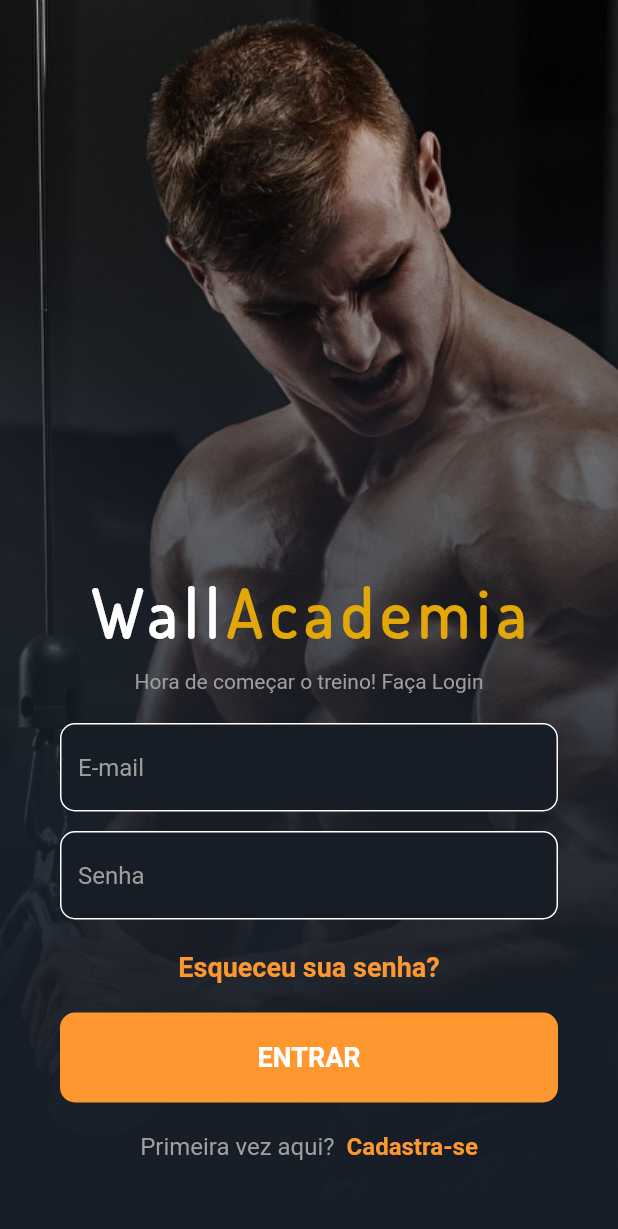
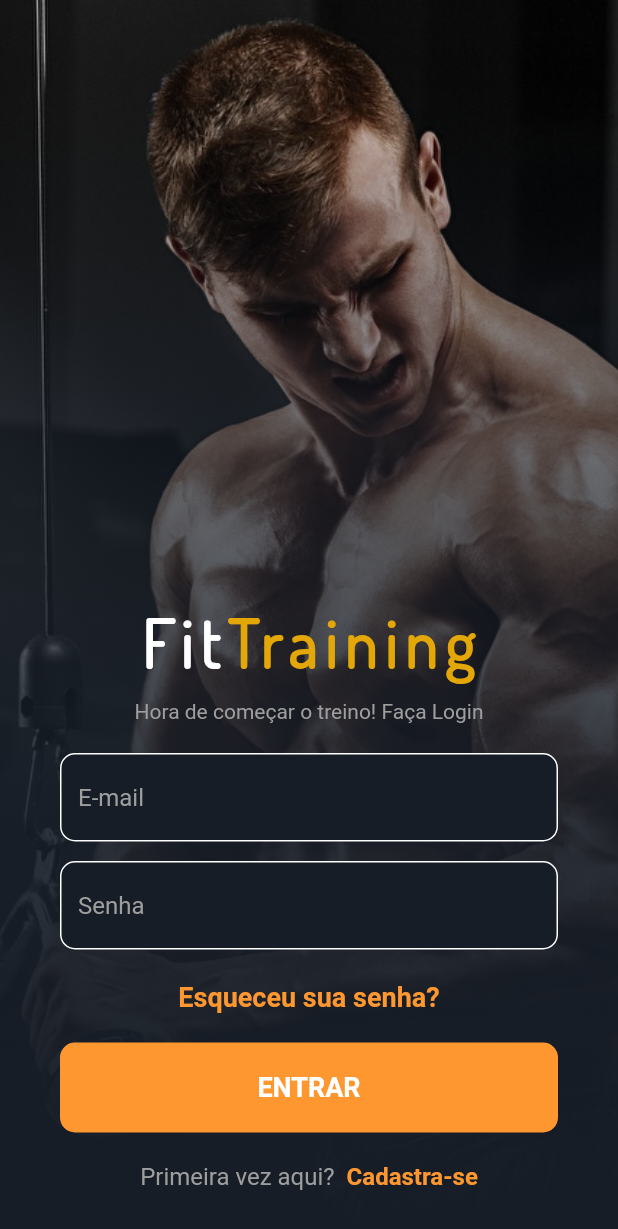
Before and after one commit to ErisvaldoCorreia/login_design, a Flutter app: the screen it shows after launch, on a phone screen of 412 x 824 dp. Shown: the top 1229 px of the screen. Run offline on Flutter 3.47's test engine with Material 2 defaults, Android fonts, the phone set to English and light mode, and no system bars; our stand-ins replace flutter_spinkit.

Commit message:
refactor? ajustes em android de tela pequena

```diff
--- a/lib/modules/login_page.dart
+++ b/lib/modules/login_page.dart
@@ -62,15 +62,16 @@ class _LoginPageState extends State<LoginPage> {
             ),
             child: Scaffold(
               backgroundColor: Colors.transparent,
-              body: Center(
+              body: Align(
+                alignment: Alignment.bottomCenter,
+                child: SingleChildScrollView(
                   child: Column(
-                  mainAxisAlignment: MainAxisAlignment.end,
                     children: [
                       Row(
                         mainAxisAlignment: MainAxisAlignment.center,
                         children: [
                           Text(
-                          'Wall',
+                            'Fit',
                             style: TextStyle(
                               color: Colors.white,
                               fontSize: 44,
@@ -80,7 +81,7 @@ class _LoginPageState extends State<LoginPage> {
                             ),
                           ),
                           Text(
-                          'Academia',
+                            'Training',
                             style: TextStyle(
                               color: Color(0xffE4A708),
                               fontSize: 44,
@@ -223,8 +224,9 @@ class _LoginPageState extends State<LoginPage> {
                         ],
                       ),
                       // Espaçamento Final do dispositivo
-                    SizedBox(height: 50),
+                      SizedBox(height: 30),
                     ],
+                  ),
                 ),
               ),
             ),
```
Also changed, not shown: pubspec.lock, 1 other file. Lines whose indentation alone changed are shown as unchanged.
